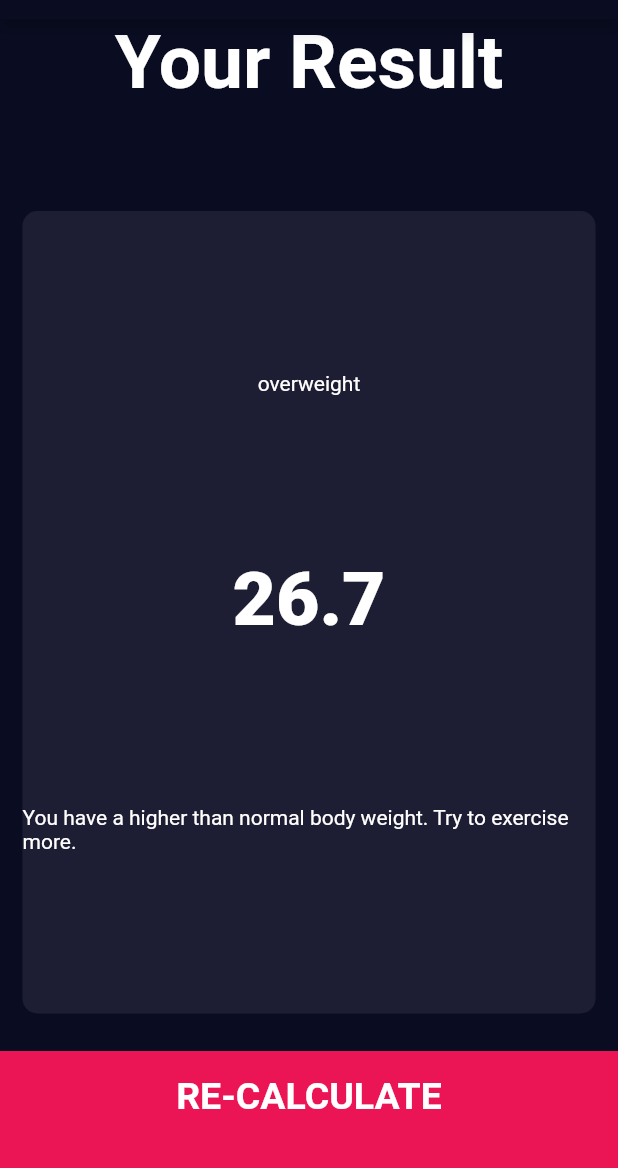
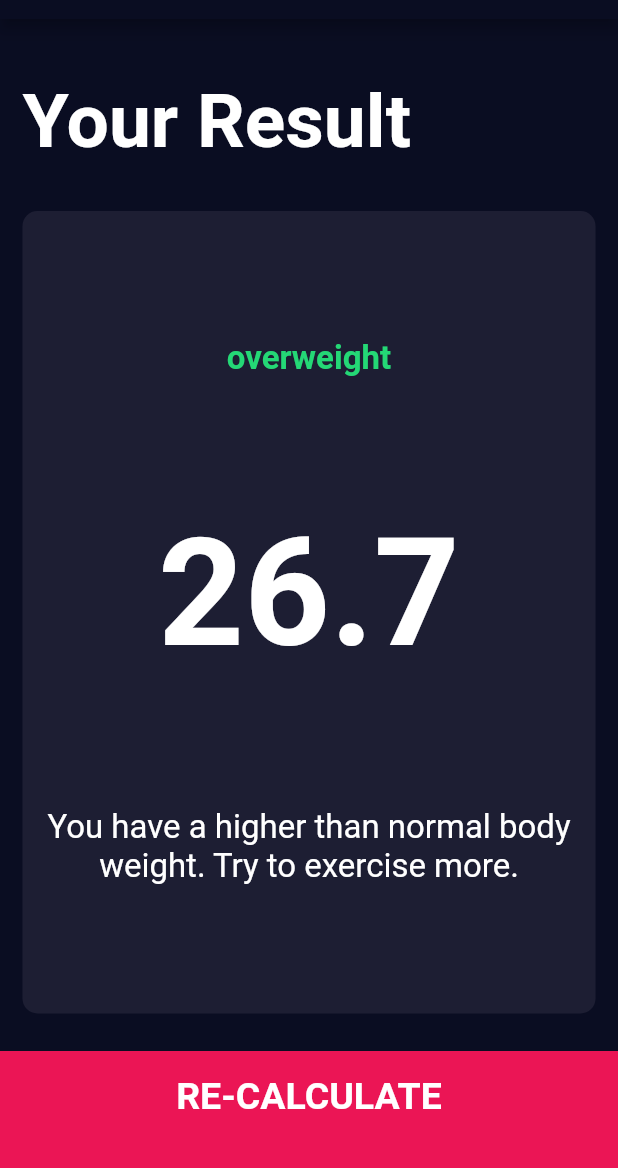
Before and after one commit to kawarimidoll/flutter_course_bmi_calculator, a Flutter app: the ResultsPage screen opened directly, on a phone screen of 412 x 824 dp, the part 65-1233 px from its top. Run offline on Flutter 3.47's test engine with Material 2 defaults, Android fonts, the phone set to English and light mode, and no system bars; our stand-ins replace font_awesome_flutter.

Commit message:
fix design

```diff
--- a/lib/constants.dart
+++ b/lib/constants.dart
@@ -26,6 +26,21 @@ const kLargeButtonTextStyle = TextStyle(
 );
 
 const kTitleTextStyle = TextStyle(
-    fontSize: 50.0,
+  fontSize: 50.0,
+  fontWeight: FontWeight.bold,
+);
+
+const kResultTextStyle = TextStyle(
+  fontSize: 22.0,
+  color: Color(0xFF24D876),
+  fontWeight: FontWeight.bold,
+);
+
+const kBmiTextStyle = TextStyle(
+    fontSize: 100.0,
     fontWeight: FontWeight.bold,
 );
+
+const kBodyTextStyle = TextStyle(
+    fontSize: 22.0,
+);
--- a/lib/results_page.dart
+++ b/lib/results_page.dart
@@ -9,7 +9,7 @@ Map<BmiType, String> messages = {
   BmiType.overweight:
       'You have a higher than normal body weight. Try to exercise more.',
   BmiType.normal: 'You have a normal body weight.',
-  BmiType.underweight: 'You have a lower than normal body weight.',
+  BmiType.underweight: 'Your BMI result is quite low, you should eat more!',
 };
 
 const testBmi = BmiType.overweight;
@@ -23,9 +23,12 @@ class ResultsPage extends StatelessWidget {
       ),
       body: Column(
         mainAxisAlignment: MainAxisAlignment.spaceEvenly,
+        crossAxisAlignment: CrossAxisAlignment.stretch,
         children: <Widget>[
           Expanded(
             child: Container(
+              padding: EdgeInsets.all(15.0),
+              alignment: Alignment.bottomLeft,
               child: Text(
                 'Your Result',
                 style: kTitleTextStyle,
@@ -40,9 +43,13 @@ class ResultsPage extends StatelessWidget {
                 mainAxisAlignment: MainAxisAlignment.spaceEvenly,
                 crossAxisAlignment: CrossAxisAlignment.center,
                 children: <Widget>[
-                  Text(describeEnum(testBmi)),
-                  Text('26.7', style: kNumberTextStyle),
-                  Text(messages[testBmi] ?? ''),
+                  Text(describeEnum(testBmi), style: kResultTextStyle),
+                  Text('26.7', style: kBmiTextStyle),
+                  Text(
+                    messages[testBmi] ?? '',
+                    style: kBodyTextStyle,
+                    textAlign: TextAlign.center,
+                  ),
                 ],
               ),
             ),
```
